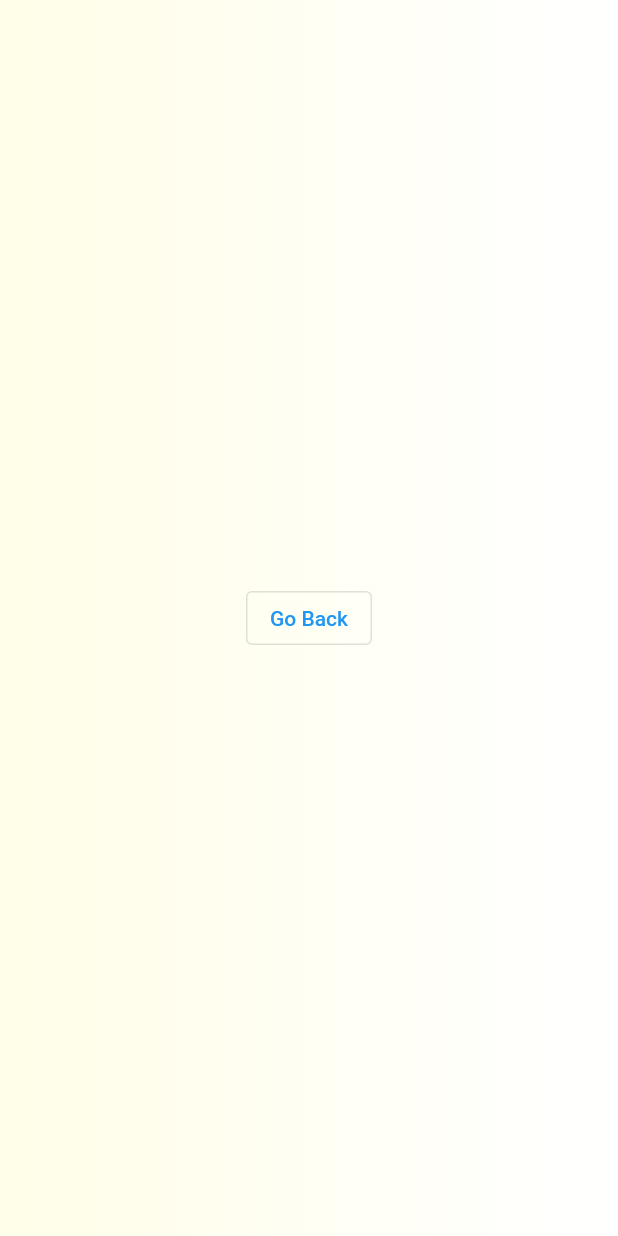
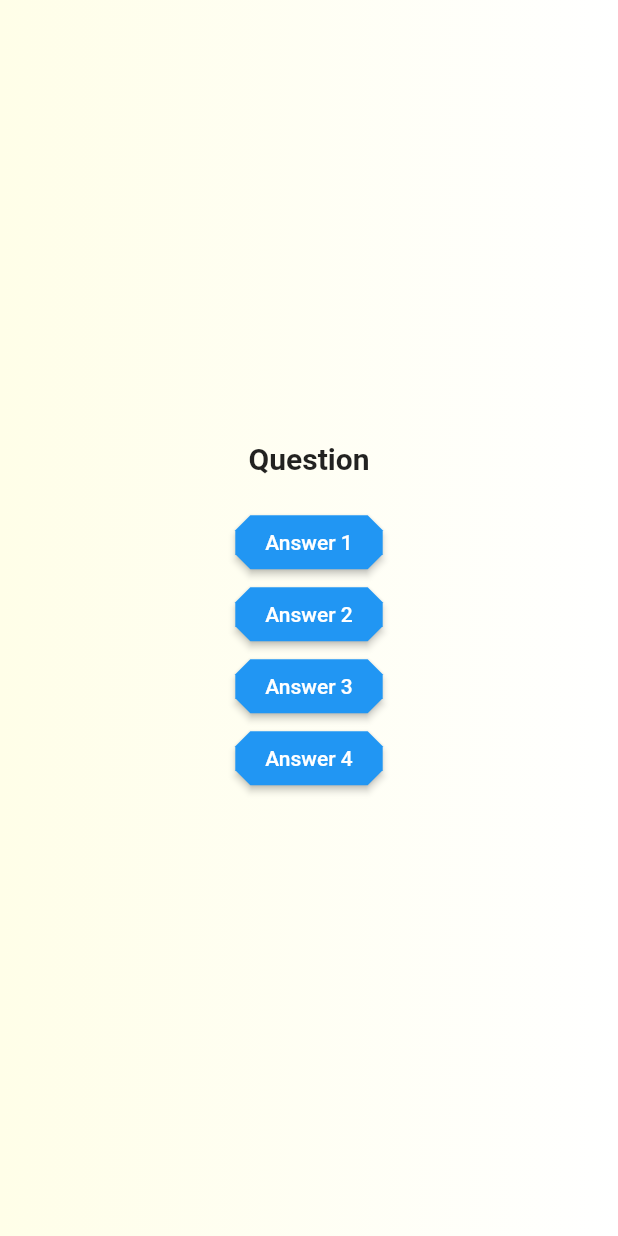
Before and after one commit to devxasd/quiz_app, a Flutter app: the screen it shows after launch, after a tap on "Start", on a phone screen of 412 x 824 dp. Run offline on Flutter 3.47's test engine with Material 2 defaults, Android fonts, the light colour scheme and no system bars.

Commit message:
Lecture 18 Reusable, Custom Styled Button

```diff
--- /dev/null
+++ b/lib/answer_button.dart
@@ -0,0 +1,26 @@
+import 'package:flutter/material.dart';
+
+class AnswerButton extends StatelessWidget {
+  const AnswerButton({
+    super.key,
+    required this.answerText,
+    required this.onTap,
+  });
+
+  final String answerText;
+  final void Function() onTap;
+
+  @override
+  Widget build(context) {
+    return ElevatedButton(
+      onPressed: onTap,
+      style: ElevatedButton.styleFrom(
+        padding: const EdgeInsets.symmetric(horizontal: 20, vertical: 10),
+        shape: BeveledRectangleBorder(
+          borderRadius: BorderRadius.circular(10),
+        ),
+      ),
+      child: Text(answerText),
+    );
+  }
+}
--- a/lib/questions_screen.dart
+++ b/lib/questions_screen.dart
@@ -1,4 +1,5 @@
 import 'package:flutter/material.dart';
+import 'package:quiz_app/answer_button.dart';
 
 class QuestionsScreen extends StatefulWidget {
   const QuestionsScreen({super.key});
@@ -9,15 +10,27 @@ class QuestionsScreen extends StatefulWidget {
 class _QuestionsScreenState extends State<QuestionsScreen> {
   @override
   Widget build(context) {
-    return Center(
-      child: Column(
-        mainAxisSize: MainAxisSize.min,
-        children: [
-          OutlinedButton(
-            onPressed: () {},
-            child: const Text('Go Back'),
-          ),
-        ],
+    return SizedBox(
+      child: Center(
+        child: Column(
+          mainAxisAlignment: MainAxisAlignment.center,
+          children: [
+            const Text(
+              'Question',
+              style: TextStyle(
+                fontSize: 20,
+                fontWeight: FontWeight.bold,
+              ),
+            ),
+            const SizedBox(
+              height: 20,
+            ),
+            AnswerButton(answerText: 'Answer 1', onTap: () {}),
+            AnswerButton(answerText: 'Answer 2', onTap: () {}),
+            AnswerButton(answerText: 'Answer 3', onTap: () {}),
+            AnswerButton(answerText: 'Answer 4', onTap: () {}),
+          ],
+        ),
       ),
     );
   }
```
